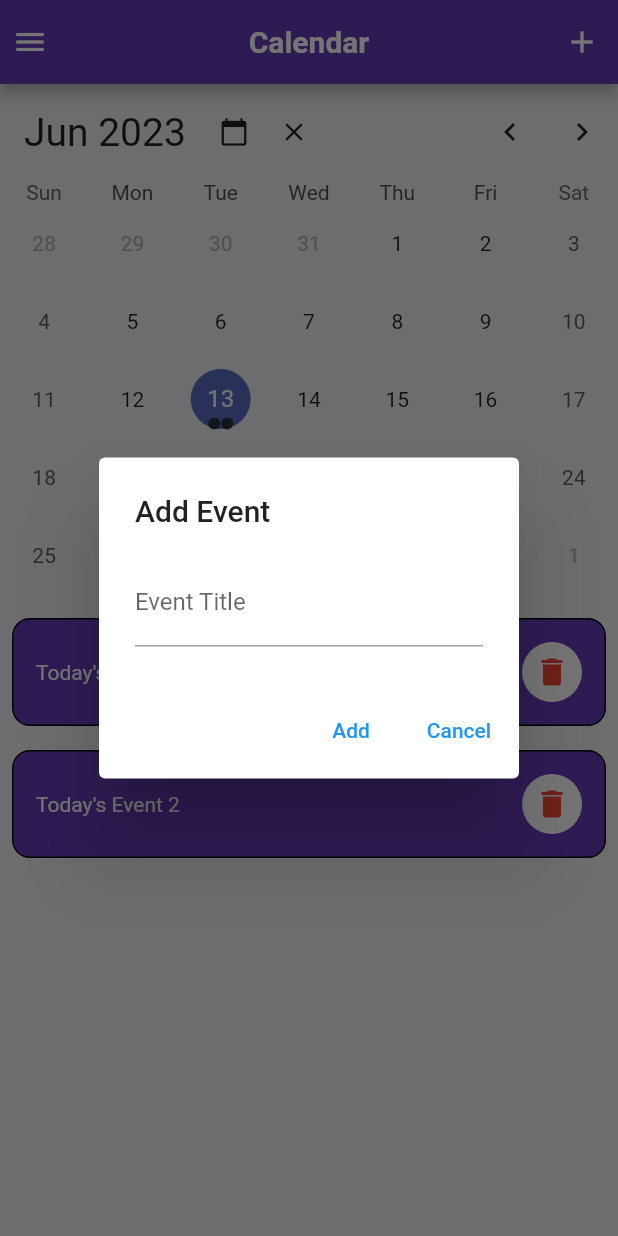
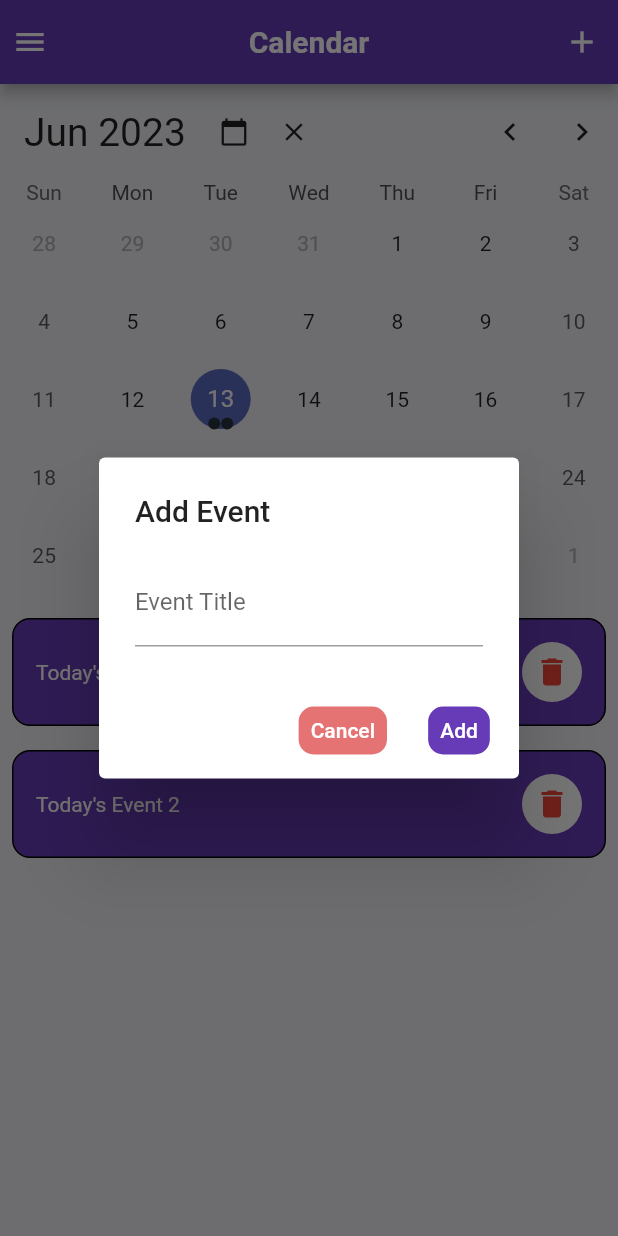
Before and after one commit to pantshaswat/mySchedule, a Flutter app: the screen it shows after launch, after a tap on "Login", after a tap on the "add" icon, on a phone screen of 412 x 824 dp. Run offline on Flutter 3.47's test engine with Material 2 defaults, Android fonts, the phone set to English and light mode, and no system bars; drawn by our look-alikes of table_calendar; Roboto replaces fonts that are missing (mainFont).

Commit message:
Changed: Popup Button Colors

```diff
--- a/lib/interfaces/homePage.dart
+++ b/lib/interfaces/homePage.dart
@@ -20,6 +20,7 @@ class homePage extends StatefulWidget {
 class _homePageState extends State<homePage> {
   late final ValueNotifier<List<Event>> _selectedEvents;
   final ValueNotifier<DateTime> _focusedDay = ValueNotifier(DateTime.now());
+  final TextEditingController _eventTitleController = TextEditingController();
   final Set<DateTime> _selectedDays = LinkedHashSet<DateTime>(
     equals: isSameDay,
     hashCode: getHashCode,
@@ -39,6 +40,7 @@ class _homePageState extends State<homePage> {
         return AlertDialog(
           title: Text('Add Event'),
           content: TextField(
+            controller: _eventTitleController,
             onChanged: (value) {
               eventTitle = value;
             },
@@ -49,26 +51,55 @@ class _homePageState extends State<homePage> {
           actions: [
             TextButton(
               onPressed: () {
+                Navigator.of(context).pop(); // Close the dialog
+              },
+              child: Container(
+                decoration: BoxDecoration(
+                  color: Colors.red[300],
+                  borderRadius: BorderRadius.circular(10),
+                ),
+                child: Padding(
+                  padding: const EdgeInsets.all(8.0),
+                  child: Text(
+                    "Cancel",
+                    style: TextStyle(
+                      color: Colors.white,
+                    ),
+                  ),
+                ),
+              ),
+            ),
+            TextButton(
+              onPressed: () {
                 if (eventTitle.isNotEmpty) {
+                  String? addEvent = _eventTitleController.text;
                   // Create a new Event object
-                  Event newEvent = Event(eventTitle);
+                  Event newEvent = Event(addEvent);
 
                   // Add the event to the selected day
                   _selectedEvents.value.add(newEvent);
 
                   // Update the list of events for the selected days
                   _selectedEvents.value = _getEventsForDays(_selectedDays);
-
+                  _eventTitleController.clear();
+                  print(addEvent);
                   Navigator.of(context).pop(); // Close the dialog
+                  setState(() {});
                 }
               },
-              child: Text('Add'),
-            ),
-            TextButton(
-              onPressed: () {
-                Navigator.of(context).pop(); // Close the dialog
-              },
-              child: Text('Cancel'),
+              child: Container(
+                decoration: BoxDecoration(
+                  color: Colors.deepPurple,
+                  borderRadius: BorderRadius.circular(10),
+                ),
+                child: Padding(
+                  padding: const EdgeInsets.all(8.0),
+                  child: Text(
+                    'Add',
+                    style: TextStyle(color: Colors.white),
+                  ),
+                ),
+              ),
             ),
           ],
         );
```
